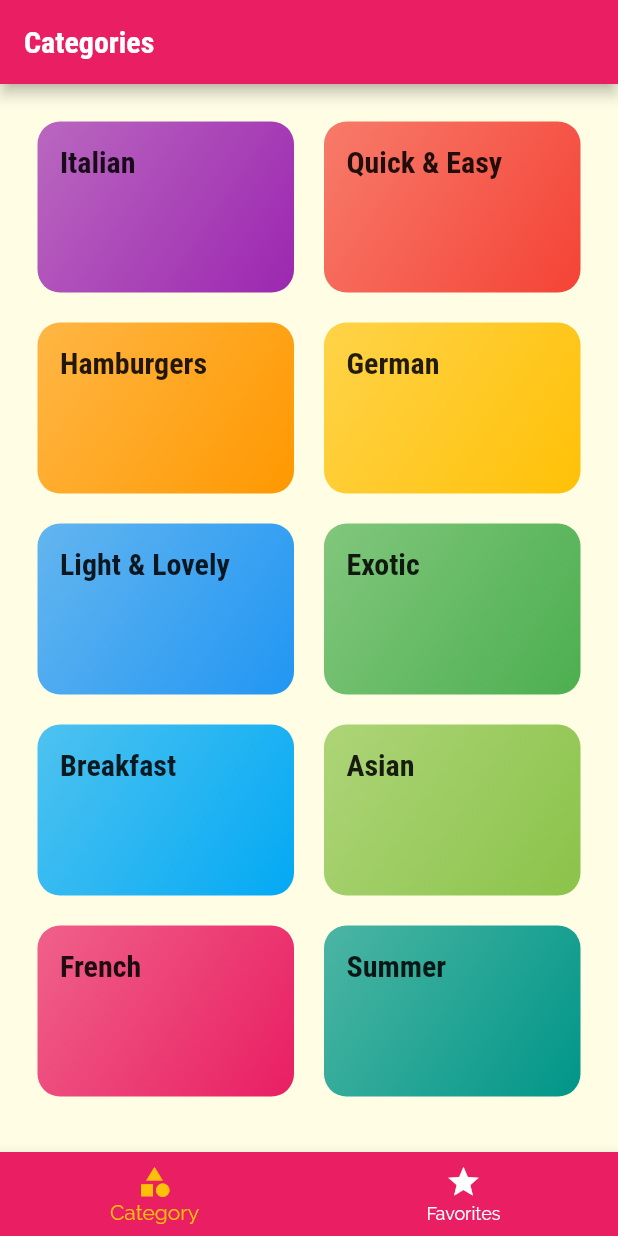
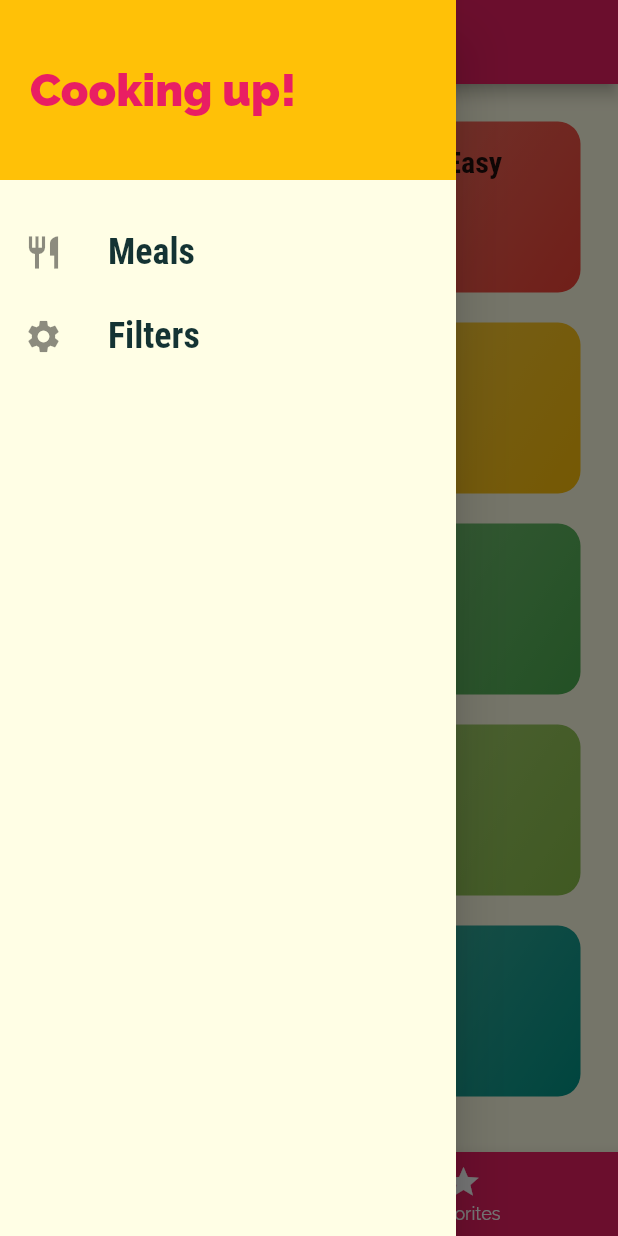
Before and after one commit to polnikovandrey/meals_app, a Flutter app: the screen it shows after launch, with the side drawer open (before the commit the screen has no drawer), on a phone screen of 412 x 824 dp. Run offline on Flutter 3.47's test engine with Material 2 defaults, Android fonts, the phone set to English and light mode, and no system bars.

Commit message:
+ Drawer

```diff
--- a/lib/screens/tabs_screen.dart
+++ b/lib/screens/tabs_screen.dart
@@ -1,6 +1,7 @@
 import 'package:flutter/material.dart';
 import 'package:meals_app/screens/categories_screen.dart';
 import 'package:meals_app/screens/favorites_screen.dart';
+import 'package:meals_app/widgets/main_drawer.dart';
 
 class TabsScreen extends StatefulWidget {
   const TabsScreen({Key? key}) : super(key: key);
@@ -25,6 +26,7 @@ class _TabsScreenState extends State<TabsScreen> {
           _pages[_selectedPageIndex]['title'],
         ),
       ),
+      drawer: const MainDrawer(),
       body: _pages[_selectedPageIndex]['page'],
       bottomNavigationBar: BottomNavigationBar(
         onTap: (index) => setState(() => _selectedPageIndex = index),
--- /dev/null
+++ b/lib/widgets/main_drawer.dart
@@ -0,0 +1,51 @@
+import 'package:flutter/material.dart';
+
+class MainDrawer extends StatelessWidget {
+  const MainDrawer({Key? key}) : super(key: key);
+
+  @override
+  Widget build(BuildContext context) {
+    return Drawer(
+      child: Column(
+        children: [
+          Container(
+            height: 120,
+            width: double.infinity,
+            padding: const EdgeInsets.all(20),
+            alignment: Alignment.centerLeft,
+            color: Theme.of(context).colorScheme.secondary,
+            child: Text(
+              'Cooking up!',
+              style: TextStyle(
+                fontWeight: FontWeight.w900,
+                fontSize: 30,
+                color: Theme.of(context).colorScheme.primary,
+              ),
+            ),
+          ),
+          const SizedBox(height: 20),
+          _createListTile(Icons.restaurant, 'Meals', () {}),
+          _createListTile(Icons.settings, 'Filters', () {}),
+        ],
+      ),
+    );
+  }
+
+  Widget _createListTile(IconData iconData, String title, void Function() onTap) {
+    return ListTile(
+      leading: Icon(
+        iconData,
+        size: 26,
+      ),
+      title: Text(
+        title,
+        style: const TextStyle(
+          fontFamily: 'RobotoCondensed',
+          fontSize: 24,
+          fontWeight: FontWeight.bold,
+        ),
+      ),
+      onTap: onTap,
+    );
+  }
+}
```
